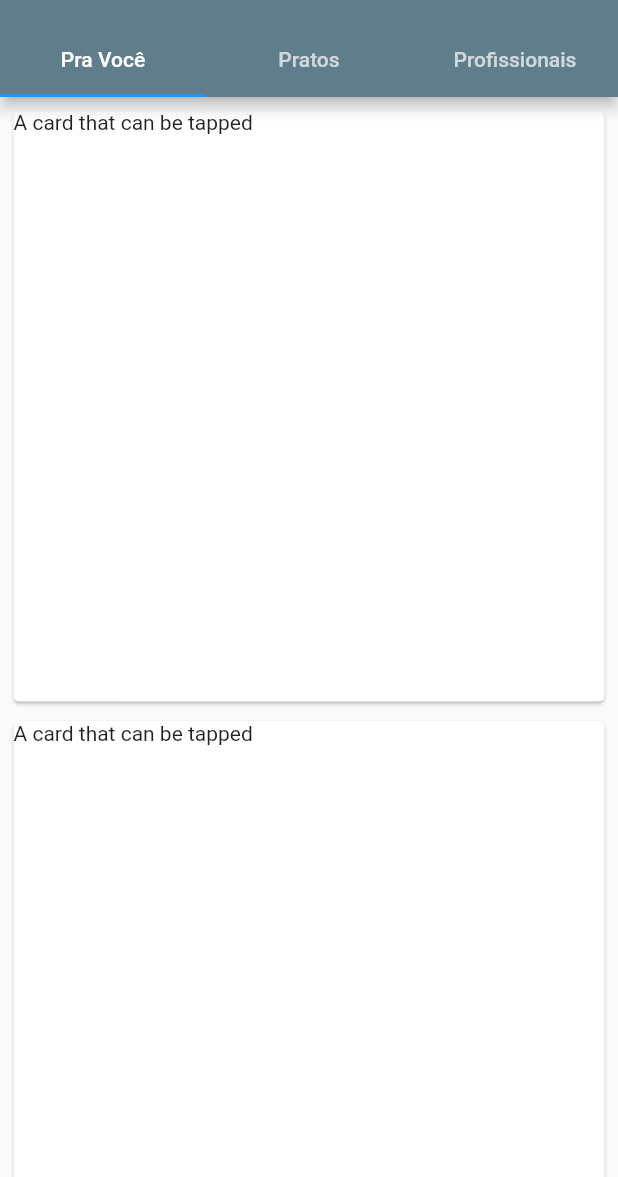
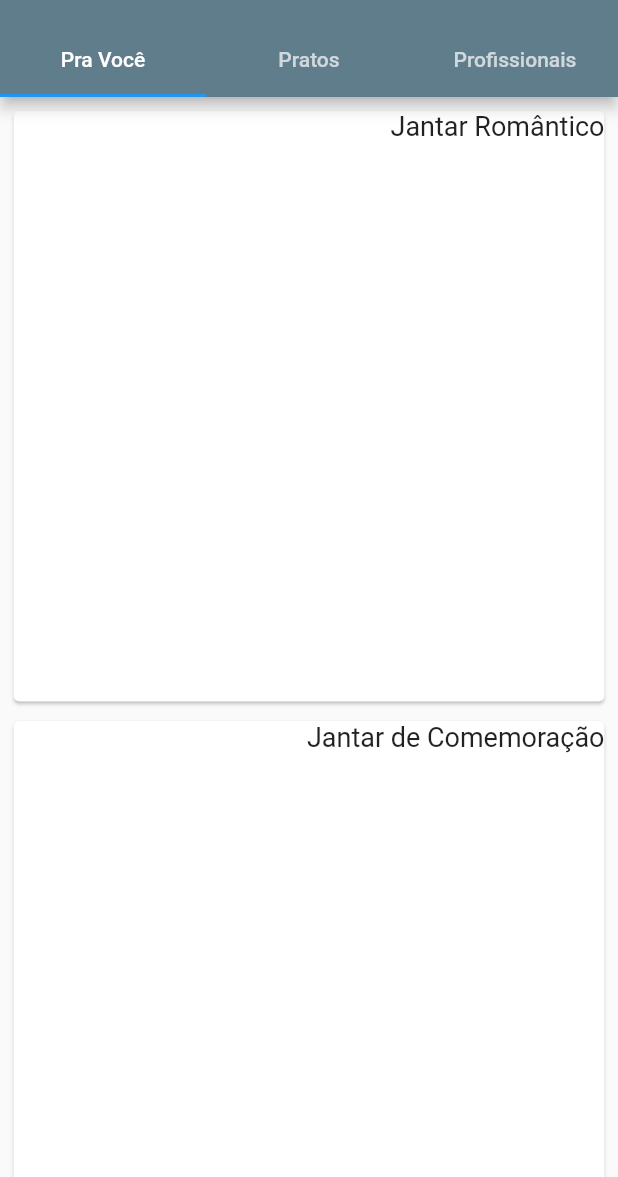
Before and after one commit to ginaldolaranjeiras/dolman_app, a Flutter app: the screen it shows after launch, on a phone screen of 412 x 824 dp, the part 59-1236 px from its top. Run offline on Flutter 3.47's test engine with Material 2 defaults, Android fonts, the phone set to English and light mode, and no system bars.

Commit message:
Edição de Cards

```diff
--- a/lib/ui/pages/guias.dart
+++ b/lib/ui/pages/guias.dart
@@ -10,9 +10,6 @@ final String titlepedidos = 'Pedidos';
 final String titlemensagens = 'Mensagens';
 final String titleconf = 'Configurações';
 final String titlehelp = 'Ajuda';
-
-
-final SnackBar snackBar = const SnackBar(content: Text('Botão Clicado.'));
 
 
 //Função que constrói a página inicial as guias e o menu lateral
@@ -52,9 +49,10 @@ class DolmanTabs extends StatelessWidget {
                   )
                 ),
               ),
+
               ListTile(
                 title: Text(
-                  ('$titlepedidos')
+                  ('$titlepedidos'),
                 ),
                 onTap: () => Navigator.of(context).push(NewPage(1)),
               ),
--- a/lib/ui/pages/pravoce.dart
+++ b/lib/ui/pages/pravoce.dart
@@ -27,7 +27,13 @@ class _PraVoceState extends State<PraVoce> {
                   child: Container(
                     width: 300,
                     height: 100,
-                    child: Text('A card that can be tapped'),
+                    child: Text(
+                      'Jantar Romântico',
+                      textAlign: TextAlign.end,
+                      style: TextStyle(
+                        fontSize: 18.0
+                      )
+                      ),
                   ),
                 ),
               ),
@@ -40,7 +46,13 @@ class _PraVoceState extends State<PraVoce> {
                   child: Container(
                     width: 300,
                     height: 100,
-                    child: Text('A card that can be tapped'),
+                    child: Text(
+                      'Jantar de Comemoração',
+                      textAlign: TextAlign.end,
+                      style: TextStyle(
+                        fontSize: 18.0
+                      )
+                      ),
                   ),
                 ),
               ),
@@ -53,7 +65,13 @@ class _PraVoceState extends State<PraVoce> {
                   child: Container(
                     width: 300,
                     height: 100,
-                    child: Text('A card that can be tapped'),
+                    child: Text(
+                      'Ceia',
+                      textAlign: TextAlign.end,
+                      style: TextStyle(
+                        fontSize: 18.0
+                      )
+                      ),
                   ),
                 ),
               ),
@@ -66,7 +84,13 @@ class _PraVoceState extends State<PraVoce> {
                   child: Container(
                     width: 300,
                     height: 100,
-                    child: Text('A card that can be tapped'),
+                    child: Text(
+                      'Jantar de Negócios',
+                      textAlign: TextAlign.end,
+                      style: TextStyle(
+                        fontSize: 18.0
+                      )
+                      ),
                   ),
                 ),
               ),
@@ -79,7 +103,13 @@ class _PraVoceState extends State<PraVoce> {
                   child: Container(
                     width: 300,
                     height: 100,
-                    child: Text('A card that can be tapped'),
+                    child: Text(
+                      'Jantar de Boldas',
+                      textAlign: TextAlign.end,
+                      style: TextStyle(
+                        fontSize: 18.0
+                      )
+                      ),
                   ),
                 ),
               ),
@@ -92,7 +122,13 @@ class _PraVoceState extends State<PraVoce> {
                   child: Container(
                     width: 300,
                     height: 100,
-                    child: Text('A card that can be tapped'),
+                    child: Text(
+                      'Mino',
+                      textAlign: TextAlign.end,
+                      style: TextStyle(
+                        fontSize: 18.0
+                      )
+                      ),
                   ),
                 ),
               ),
```
Also changed, not shown: lib/ui/pages/pratos.dart (+42 -6 lines), lib/ui/pages/profissionais.dart (+42 -6 lines).
